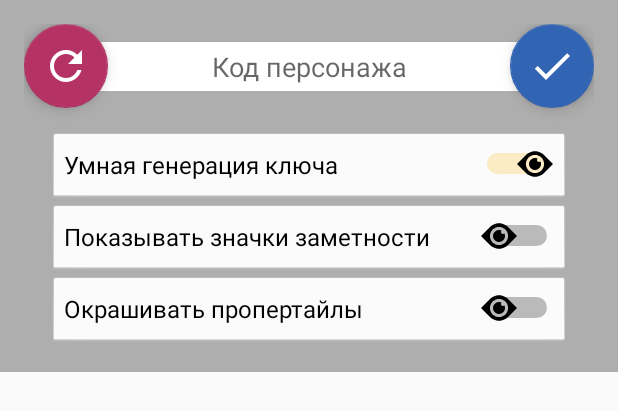
After one commit to AZsSPC/VaultChar, an Android app: the layout menu.xml on its own in the app's theme, with its tools: preview values and no code run, on a phone screen of 412 x 824 dp. The commit adds this screen. Shown: the top 411 px of the screen. Run offline under Robolectric (Android 15) with nearby library versions, the phone set to English and light mode, and no system bars.

Commit message:
v5 smart generation of code added settings for graphics icons for propertiles visibility

```diff
--- a/app/build.gradle
+++ b/app/build.gradle
@@ -8,8 +8,8 @@ android {
         applicationId "com.azspc.vaultchar"
         minSdkVersion 23
         targetSdkVersion 29
-        versionCode 4
-        versionName '4.5'
+        versionCode 5
+        versionName '5.3'
 
         testInstrumentationRunner "androidx.test.runner.AndroidJUnitRunner"
     }
--- /dev/null
+++ b/app/src/main/res/drawable/apply.xml
@@ -0,0 +1,5 @@
+<vector android:height="32dp" android:tint="#FFFFFF"
+    android:viewportHeight="24.0" android:viewportWidth="24.0"
+    android:width="32dp" xmlns:android="http://schemas.android.com/apk/res/android">
+    <path android:fillColor="#FF000000" android:pathData="M9,16.17L4.83,12l-1.42,1.41L9,19 21,7l-1.41,-1.41z"/>
+</vector>
--- a/app/src/main/res/drawable/more.xml
+++ b/app/src/main/res/drawable/more.xml
@@ -1,5 +1,5 @@
-<vector android:height="24dp" android:tint="#FFFFFF"
+<vector android:height="32dp" android:tint="#FFFFFF"
     android:viewportHeight="24.0" android:viewportWidth="24.0"
-    android:width="24dp" xmlns:android="http://schemas.android.com/apk/res/android">
+    android:width="32dp" xmlns:android="http://schemas.android.com/apk/res/android">
     <path android:fillColor="#FF000000" android:pathData="M6,10c-1.1,0 -2,0.9 -2,2s0.9,2 2,2 2,-0.9 2,-2 -0.9,-2 -2,-2zM18,10c-1.1,0 -2,0.9 -2,2s0.9,2 2,2 2,-0.9 2,-2 -0.9,-2 -2,-2zM12,10c-1.1,0 -2,0.9 -2,2s0.9,2 2,2 2,-0.9 2,-2 -0.9,-2 -2,-2z"/>
 </vector>
--- a/app/src/main/res/drawable/select.xml
+++ /dev/null
@@ -1,5 +0,0 @@
-<vector android:height="32dp" android:tint="#FFFFFF"
-    android:viewportHeight="24.0" android:viewportWidth="24.0"
-    android:width="32dp" xmlns:android="http://schemas.android.com/apk/res/android">
-    <path android:fillColor="#FF000000" android:pathData="M15.5,14h-0.79l-0.28,-0.27C15.41,12.59 16,11.11 16,9.5 16,5.91 13.09,3 9.5,3S3,5.91 3,9.5 5.91,16 9.5,16c1.61,0 3.09,-0.59 4.23,-1.57l0.27,0.28v0.79l5,4.99L20.49,19l-4.99,-5zM9.5,14C7.01,14 5,11.99 5,9.5S7.01,5 9.5,5 14,7.01 14,9.5 11.99,14 9.5,14z"/>
-</vector>
--- /dev/null
+++ b/app/src/main/res/drawable/switch_ic.xml
@@ -0,0 +1,14 @@
+<vector xmlns:android="http://schemas.android.com/apk/res/android"
+    android:width="24dp"
+    android:height="24dp"
+    android:viewportWidth="24"
+    android:viewportHeight="24">
+  <path
+      android:pathData="M14.15,3.79L15.19,4.14L16.19,4.62L17.13,5.24L18,6L24,12L18,18L17.13,18.76L16.19,19.38L15.19,19.86L14.15,20.21L13.08,20.42L12,20.49L10.92,20.42L9.85,20.21L8.81,19.86L7.81,19.38L6.87,18.76L6,18L0,12L6,6L6.87,5.24L7.81,4.62L8.81,4.14L9.85,3.79L10.92,3.58L12,3.51L13.08,3.58L14.15,3.79ZM10.78,6.06L9.64,6.42L8.61,6.97L7.71,7.71L6.97,8.61L6.42,9.64L6.06,10.78L5.94,12L6.06,13.22L6.42,14.36L6.97,15.39L7.71,16.29L8.61,17.03L9.64,17.58L10.78,17.94L12,18.06L12,18.06L13.22,17.94L14.36,17.58L15.39,17.03L16.29,16.29L17.03,15.39L17.58,14.36L17.94,13.22L18.06,12L17.94,10.78L17.58,9.64L17.03,8.61L16.29,7.71L15.39,6.97L14.36,6.42L13.22,6.06L12,5.94L12,5.94L10.78,6.06Z"
+      android:fillColor="#000000"
+      android:fillAlpha="1"/>
+  <path
+      android:pathData="M13.7,8.43L13.44,8.81L13.33,9.33L13.44,9.85L13.72,10.28L14.15,10.56L14.67,10.67L15.19,10.56L15.57,10.3L15.8,10.74L16,12L15.8,13.26L15.23,14.36L14.36,15.23L13.26,15.8L12,16L10.74,15.8L9.64,15.23L8.77,14.36L8.2,13.26L8,12L8.2,10.74L8.77,9.64L9.64,8.77L10.74,8.2L12,8L13.26,8.2L13.7,8.43Z"
+      android:fillColor="#000000"
+      android:fillAlpha="1"/>
+</vector>
--- /dev/null
+++ b/app/src/main/res/layout/menu.xml
@@ -0,0 +1,96 @@
+<?xml version="1.0" encoding="utf-8"?>
+<androidx.constraintlayout.widget.ConstraintLayout xmlns:android="http://schemas.android.com/apk/res/android"
+    xmlns:app="http://schemas.android.com/apk/res-auto"
+    xmlns:tools="http://schemas.android.com/tools"
+    android:layout_width="match_parent"
+    android:layout_height="wrap_content"
+    android:background="@color/colorLay"
+    android:padding="16dp"
+    tools:context=".MainActivity">
+
+    <EditText
+        android:id="@+id/char_code"
+        android:layout_width="0dp"
+        android:layout_height="wrap_content"
+        android:layout_margin="8dp"
+        android:autofillHints=""
+        android:background="#FFFFFF"
+        android:hint="@string/hint_data_str"
+        android:inputType="number"
+        android:padding="4dp"
+        android:textAlignment="center"
+        android:textAllCaps="true"
+        app:layout_constraintBottom_toBottomOf="@+id/fab_refresh"
+        app:layout_constraintEnd_toEndOf="@+id/fab_apply"
+        app:layout_constraintStart_toStartOf="@+id/fab_refresh"
+        app:layout_constraintTop_toTopOf="@+id/fab_refresh" />
+
+    <com.google.android.material.floatingactionbutton.FloatingActionButton
+        android:id="@+id/fab_refresh"
+        android:layout_width="wrap_content"
+        android:layout_height="wrap_content"
+        android:onClick="generateRandom"
+        app:backgroundTint="@color/minus"
+        app:fabSize="normal"
+        app:layout_constraintStart_toStartOf="parent"
+        app:layout_constraintTop_toTopOf="parent"
+        app:maxImageSize="32dp"
+        app:srcCompat="@drawable/refresh" />
+
+    <com.google.android.material.floatingactionbutton.FloatingActionButton
+        android:id="@+id/fab_apply"
+        android:layout_width="wrap_content"
+        android:layout_height="wrap_content"
+        android:onClick="convert"
+        app:backgroundTint="@color/normal"
+        app:fabSize="normal"
+        app:layout_constraintEnd_toEndOf="parent"
+        app:layout_constraintTop_toTopOf="parent"
+        app:maxImageSize="32dp"
+        app:srcCompat="@drawable/apply" />
+
+    <LinearLayout
+        android:layout_width="0dp"
+        android:layout_height="wrap_content"
+        android:layout_margin="16dp"
+        android:orientation="vertical"
+        app:layout_constraintEnd_toEndOf="parent"
+        app:layout_constraintStart_toStartOf="parent"
+        app:layout_constraintTop_toBottomOf="@+id/fab_refresh">
+
+        <Switch
+            android:id="@+id/cb_smartgen"
+            android:layout_width="match_parent"
+            android:layout_height="wrap_content"
+            android:background="@android:drawable/btn_default"
+            android:backgroundTint="#FFFFFF"
+            android:checked="true"
+            android:onClick="checkBox"
+            android:text="@string/generate_balance"
+            android:textSize="16sp"
+            android:thumb="@drawable/switch_ic" />
+
+        <Switch
+            android:id="@+id/cb_icon"
+            android:layout_width="match_parent"
+            android:layout_height="wrap_content"
+            android:background="@android:drawable/btn_default"
+            android:backgroundTint="#FFFFFF"
+            android:onClick="checkBox"
+            android:text="@string/show_icons"
+            android:textSize="16sp"
+            android:thumb="@drawable/switch_ic" />
+
+        <Switch
+            android:id="@+id/cb_color"
+            android:layout_width="match_parent"
+            android:layout_height="wrap_content"
+            android:background="@android:drawable/btn_default"
+            android:backgroundTint="#FFFFFF"
+            android:onClick="checkBox"
+            android:text="@string/show_colors"
+            android:textSize="16sp"
+            android:thumb="@drawable/switch_ic" />
+
+    </LinearLayout>
+</androidx.constraintlayout.widget.ConstraintLayout>
--- a/app/src/main/res/values/colors.xml
+++ b/app/src/main/res/values/colors.xml
@@ -9,6 +9,8 @@
     <color name="minus">#B43264</color>
     <color name="plus">#64B432</color>
     <color name="normal">#3264B4</color>
-    <color name="target">#B46432</color>
+    <color name="bag">#B46432</color>
+    <color name="target">#6432B4</color>
+    <color name="chara">#32B464</color>
     <color name="basic">#646464</color>
 </resources>
--- a/app/src/main/res/values/strings.xml
+++ b/app/src/main/res/values/strings.xml
@@ -1,6 +1,12 @@
 <resources>
-    <string name="app_name">Бункер: генератор персонажей</string>
+    <string name="app_name">Данные персонажа БУНКЕР</string>
     <string name="hint_data_str">Код персонажа</string>
     <string name="icd">_</string>
+    <string name="hide">Закрыть подсказку</string>
+    <string name="start">Начать</string>
+    <string name="so_short">Слишком короткий ID</string>
+    <string name="show_icons">Показывать значки заметности</string>
+    <string name="show_colors">Окрашивать пропертайлы</string>
+    <string name="generate_balance">Умная генерация ключа</string>
     <string name="data_url">https://raw.githubusercontent.com/AZsSPC/VaultChar/master/data.vault</string>
 </resources>
--- a/app/src/main/res/values/styles.xml
+++ b/app/src/main/res/values/styles.xml
@@ -6,6 +6,7 @@
         <item name="colorPrimary">@color/colorPrimary</item>
         <item name="colorPrimaryDark">@color/colorPrimaryDark</item>
         <item name="colorAccent">@color/colorAccent</item>
+
     </style>
 
     <style name="AppTheme.NoActionBar">
```
Also changed, not shown: app/src/main/java/com/azspc/vaultchar/MainActivity.java (+88 -42 lines), app/src/main/java/com/azspc/vaultchar/Property.java (+44 -19 lines), app/src/main/java/com/azspc/vaultchar/ProretyAdapter.java (+11 -4 lines), app/src/main/res/drawable/lic_vis.xml (added, +14 -0 lines), app/src/main/res/drawable/lic_vis_no.xml (added, +18 -0 lines), app/src/main/res/drawable/lic_vis_yes.xml (added, +18 -0 lines), app/src/main/res/layout/activity_main.xml (+3 -46 lines), app/src/main/res/layout/propertile.xml (+10 -17 lines), app/src/main/res/drawable/refresh.xml (renamed from app/src/main/res/drawable/refres.xml).
